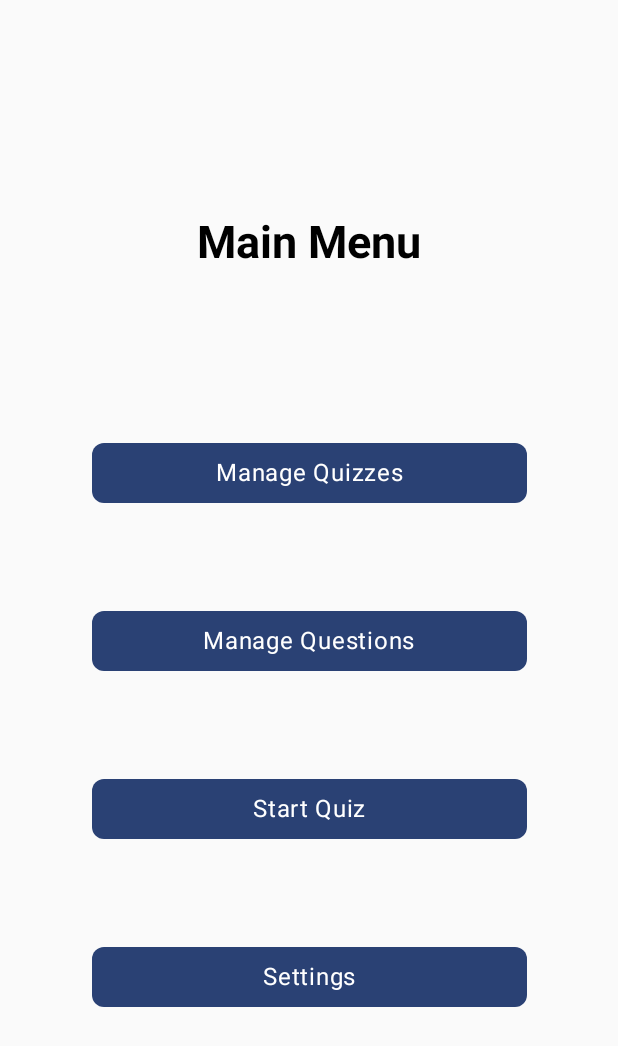
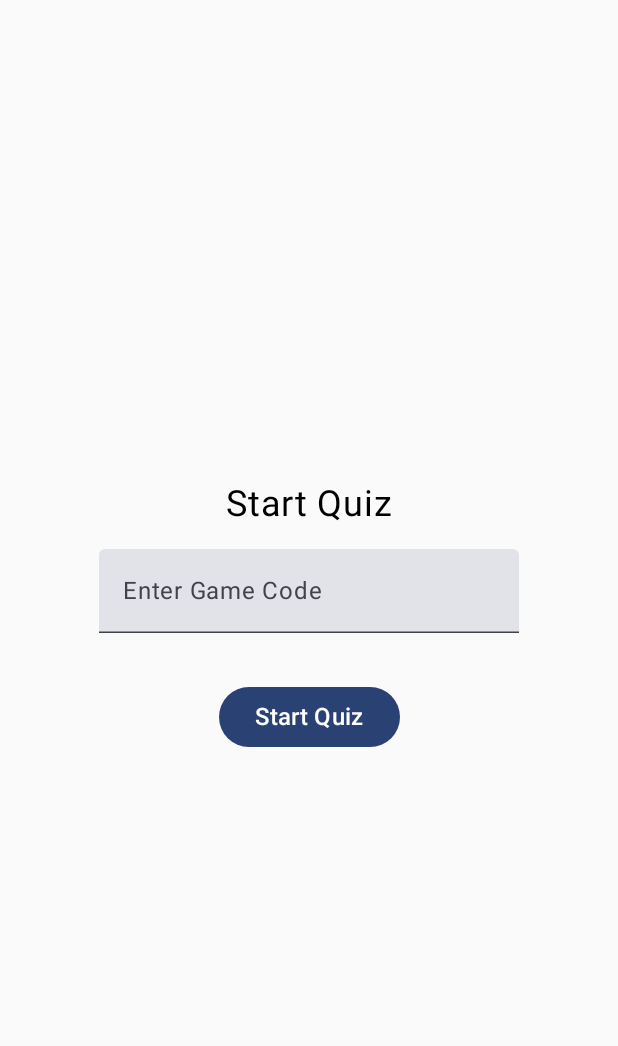
Before and after one commit to Afonso-Simoes/AMov-Quizec, an Android app built with Jetpack Compose: the MainMenuScreen screen opened through its navigation route, after a tap on "Start Quiz", on a phone screen of 412 x 824 dp. Shown: the top 1046 px of the screen. Run offline under Robolectric (Android 15) with nearby library versions, the phone set to English and light mode, and no system bars; our stand-ins replace Firebase (no records; nobody signed in at launch, a user with empty details on screens opened directly).

Commit message:
wip: perguntas

```diff
--- a/app/src/main/java/pt/isec/amov/quizectpamov/ui/screens/AppNavigation.kt
+++ b/app/src/main/java/pt/isec/amov/quizectpamov/ui/screens/AppNavigation.kt
@@ -26,5 +26,17 @@ fun AppNavigation() {
         composable("mainMenu") {
             MainMenuScreen(navController, userViewModel)
         }
+        composable("quizzesMenu") {
+            QuizzesMenuScreen(navController,userViewModel)
+        }
+        composable("questionsMenu") {
+            QuestionsMenuScreen(navController, userViewModel)
+        }
+        composable("startQuiz") {
+            StartQuizScreen(navController, userViewModel)
+        }
+        composable("settings") {
+            SettingsScreen(navController, userViewModel)
+        }
     }
 }
--- a/app/src/main/java/pt/isec/amov/quizectpamov/ui/screens/MainScreen.kt
+++ b/app/src/main/java/pt/isec/amov/quizectpamov/ui/screens/MainScreen.kt
@@ -32,6 +32,7 @@ import androidx.compose.ui.res.stringResource
 import androidx.compose.ui.text.SpanStyle
 import androidx.compose.ui.text.buildAnnotatedString
 import androidx.compose.ui.text.font.FontWeight
+import androidx.compose.ui.text.input.PasswordVisualTransformation
 import androidx.compose.ui.text.withStyle
 import androidx.compose.ui.unit.dp
 import androidx.navigation.NavHostController
@@ -92,6 +93,7 @@ fun ShowMainScreen(navController: NavHostController, isLandscape: Boolean, userV
             value = password,
             onValueChange = { newPassword -> password = newPassword },
             label = { Text(stringResource(id = R.string.pass_label)) },
+            visualTransformation = PasswordVisualTransformation(),
             modifier = Modifier
                 .padding(vertical = if (isLandscape) 8.dp else 16.dp)
                 .clip(RoundedCornerShape(8.dp)),
--- /dev/null
+++ b/app/src/main/java/pt/isec/amov/quizectpamov/ui/screens/StartQuizScreen.kt
@@ -0,0 +1,91 @@
+package pt.isec.amov.quizectpamov.ui.screens
+
+import android.content.res.Configuration
+import androidx.compose.foundation.layout.Arrangement
+import androidx.compose.foundation.layout.Column
+import androidx.compose.foundation.layout.fillMaxSize
+import androidx.compose.foundation.layout.height
+import androidx.compose.foundation.layout.padding
+import androidx.compose.foundation.layout.width
+import androidx.compose.material3.Button
+import androidx.compose.material3.Text
+import androidx.compose.material3.TextField
+import androidx.compose.runtime.Composable
+import androidx.compose.runtime.mutableStateOf
+
+import androidx.compose.runtime.remember
+import androidx.compose.ui.Alignment
+import androidx.compose.ui.Modifier
+import androidx.compose.ui.unit.dp
+import androidx.compose.ui.unit.sp
+import androidx.compose.ui.platform.LocalConfiguration
+import androidx.compose.ui.res.stringResource
+import androidx.navigation.NavHostController
+import pt.isec.amov.quizectpamov.R
+import pt.isec.amov.quizectpamov.viewmodel.UserViewModel
+
+@Composable
+fun StartQuizScreen(
+    navController: NavHostController,
+    userViewModel: UserViewModel
+) {
+    val isLandscape = LocalConfiguration.current.orientation == Configuration.ORIENTATION_LANDSCAPE
+    ShowStartQuizScreen(navController, isLandscape = isLandscape)
+}
+
+@Composable
+fun ShowStartQuizScreen(navController: NavHostController, isLandscape: Boolean) {
+    var gameCode = remember { mutableStateOf("") }
+
+    val titlePadding = if (isLandscape) 32.dp else 16.dp
+    val inputPadding = if (isLandscape) 32.dp else 16.dp
+
+    Column(
+        modifier = Modifier
+            .fillMaxSize()
+            .padding(16.dp),
+        horizontalAlignment = Alignment.CenterHorizontally,
+        verticalArrangement = Arrangement.Center
+    ) {
+        Text(
+            text = stringResource(id = R.string.start_quizz),
+            fontSize = 24.sp,
+            modifier = Modifier.padding(bottom = titlePadding)
+        )
+
+        TextField(
+            value = gameCode.value,
+            onValueChange = { newCode -> gameCode.value = newCode },
+            label = { Text(stringResource(id = R.string.enter_game_code)) },
+            modifier = Modifier
+                .padding(bottom = inputPadding)
+                .let {
+                    if (isLandscape) it.width(300.dp)
+                    else it
+                }
+        )
+
+        val buttonModifier = if (isLandscape) {
+            Modifier
+                .padding(top = 16.dp)
+                .width(200.dp)
+                .height(40.dp)
+        } else {
+            Modifier
+                .padding(top = 16.dp)
+        }
+
+        Button(
+            onClick = {
+                if (gameCode.value.isNotEmpty()) {
+                    navController.navigate("quiz/${gameCode.value}")
+                } else {
+                    // TODO: Mostrar mensagem de erro
+                }
+            },
+            modifier = buttonModifier
+        ) {
+            Text(text = stringResource(id = R.string.start_quizz), fontSize = 16.sp)
+        }
+    }
+}
```
Also changed, not shown: app/src/main/java/pt/isec/amov/quizectpamov/ui/components/MultipleChoiceSingleAnswer.kt (added, +121 -0 lines), app/src/main/java/pt/isec/amov/quizectpamov/ui/components/TrueFalseQuestion.kt (added, +96 -0 lines), app/src/main/java/pt/isec/amov/quizectpamov/ui/screens/AddQuestion.kt (added, +151 -0 lines), app/src/main/java/pt/isec/amov/quizectpamov/ui/screens/QuestionsMenuScreen.kt (added, +86 -0 lines), app/src/main/java/pt/isec/amov/quizectpamov/ui/screens/QuizzesMenuScreen.kt (added, +30 -0 lines), app/src/main/java/pt/isec/amov/quizectpamov/ui/screens/SettingsScreen.kt (added, +30 -0 lines), app/src/main/res/values/strings.xml (+13 -0 lines), 1 other file.
